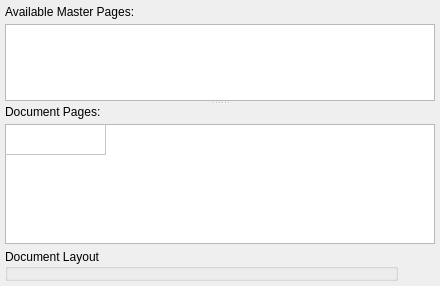
Before: the Qt Designer form scribus/ui/pagepalette_pagesbase.ui in scribusproject/scribus, drawn with Qt 5.
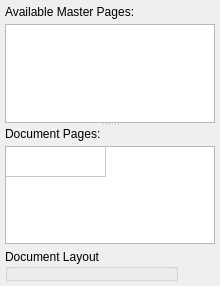
After: the same form once the commit is applied. Custom widgets are drawn as their Qt base class.

Commit message: #16386: Unify minimum size of dock palettes <bubu>

```diff
--- a/scribus/ui/pagepalette_pagesbase.ui
+++ b/scribus/ui/pagepalette_pagesbase.ui
@@ -6,7 +6,7 @@
    <rect>
     <x>0</x>
     <y>0</y>
-    <width>440</width>
+    <width>220</width>
     <height>286</height>
    </rect>
   </property>
@@ -60,12 +60,6 @@
        </item>
        <item>
         <widget class="SeList" name="masterPageList">
-         <property name="minimumSize">
-          <size>
-           <width>130</width>
-           <height>70</height>
-          </size>
-         </property>
          <property name="toolTip">
           <string>&lt;qt&gt;List of master pages in the document. Master page names may be dragged onto the page view below to apply master pages, or onto the empty space between pages to create new pages.&lt;/qt&gt;</string>
          </property>
@@ -105,12 +99,6 @@
        </item>
        <item>
         <widget class="SeView" name="pageView">
-         <property name="minimumSize">
-          <size>
-           <width>130</width>
-           <height>120</height>
-          </size>
-         </property>
          <property name="toolTip">
           <string>&lt;qt&gt;List of normal pages in the document, shown with the document layout. Pages may be dragged to rearrange or delete them.&lt;/qt&gt;</string>
          </property>
```
Left out of the diff: 3 changed lines with no effect on the pictures. The commit also changes 6 other files.
